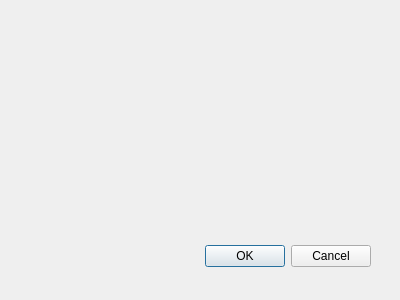
Before: the Qt Designer form mapclientplugins/generatesdsstep/qt/addsubjectdialog.ui in mapclient-plugins/mapclientplugins.generatesds, drawn with Qt 5.
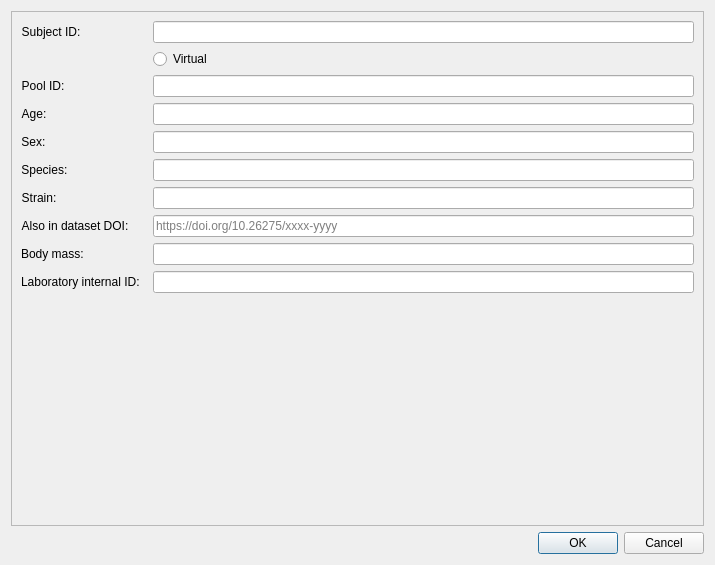
After: the same form once the commit is applied.

Commit message: Successfully add and remove subjects through the inteface.

```diff
--- a/mapclientplugins/generatesdsstep/qt/addsubjectdialog.ui
+++ b/mapclientplugins/generatesdsstep/qt/addsubjectdialog.ui
@@ -6,29 +6,166 @@
    <rect>
     <x>0</x>
     <y>0</y>
-    <width>400</width>
-    <height>300</height>
+    <width>715</width>
+    <height>565</height>
    </rect>
   </property>
   <property name="windowTitle">
    <string>Add Subject</string>
   </property>
-  <widget class="QDialogButtonBox" name="buttonBox">
-   <property name="geometry">
-    <rect>
-     <x>30</x>
-     <y>240</y>
-     <width>341</width>
-     <height>32</height>
-    </rect>
-   </property>
-   <property name="orientation">
-    <enum>Qt::Orientation::Horizontal</enum>
-   </property>
-   <property name="standardButtons">
-    <set>QDialogButtonBox::StandardButton::Cancel|QDialogButtonBox::StandardButton::Ok</set>
-   </property>
-  </widget>
+  <layout class="QVBoxLayout" name="verticalLayout">
+   <item>
+    <widget class="QScrollArea" name="scrollArea">
+     <property name="widgetResizable">
+      <bool>true</bool>
+     </property>
+     <widget class="QWidget" name="scrollAreaWidgetContents">
+      <property name="geometry">
+       <rect>
+        <x>0</x>
+        <y>0</y>
+        <width>689</width>
+        <height>499</height>
+       </rect>
+      </property>
+      <layout class="QFormLayout" name="formLayout">
+       <item row="1" column="1">
+        <widget class="QLineEdit" name="lineEdit_subject_id"/>
+       </item>
+       <item row="3" column="1">
+        <widget class="QLineEdit" name="lineEdit_pool_id"/>
+       </item>
+       <item row="5" column="1">
+        <widget class="QLineEdit" name="lineEdit_age"/>
+       </item>
+       <item row="7" column="1">
+        <widget class="QLineEdit" name="lineEdit_sex"/>
+       </item>
+       <item row="9" column="1">
+        <widget class="QLineEdit" name="lineEdit_species"/>
+       </item>
+       <item row="11" column="1">
+        <widget class="QLineEdit" name="lineEdit_strain"/>
+       </item>
+       <item row="16" column="1">
+        <widget class="QLineEdit" name="lineEdit_body_mass"/>
+       </item>
+       <item row="18" column="1">
+        <widget class="QLineEdit" name="lineEdit_laboratory_internal_id"/>
+       </item>
+       <item row="1" column="0">
+        <widget class="QLabel" name="label_subject_id">
+         <property name="text">
+          <string>Subject ID:  </string>
+         </property>
+         <property name="alignment">
+          <set>Qt::AlignmentFlag::AlignRight|Qt::AlignmentFlag::AlignTrailing|Qt::AlignmentFlag::AlignVCenter</set>
+         </property>
+        </widget>
+       </item>
+       <item row="12" column="1">
+        <widget class="QLineEdit" name="lineEdit_also_in_dataset_doi">
+         <property name="placeholderText">
+          <string>https://doi.org/10.26275/xxxx-yyyy</string>
+         </property>
+        </widget>
+       </item>
+       <item row="12" column="0">
+        <widget class="QLabel" name="label_also_in_dataset_doi">
+         <property name="text">
+          <string>Also in dataset DOI:  </string>
+         </property>
+         <property name="alignment">
+          <set>Qt::AlignmentFlag::AlignRight|Qt::AlignmentFlag::AlignTrailing|Qt::AlignmentFlag::AlignVCenter</set>
+         </property>
+        </widget>
+       </item>
+       <item row="11" column="0">
+        <widget class="QLabel" name="label_strain">
+         <property name="text">
+          <string>Strain:  </string>
+         </property>
+         <property name="alignment">
+          <set>Qt::AlignmentFlag::AlignRight|Qt::AlignmentFlag::AlignTrailing|Qt::AlignmentFlag::AlignVCenter</set>
+         </property>
+        </widget>
+       </item>
+       <item row="9" column="0">
+        <widget class="QLabel" name="label_species">
+         <property name="text">
+          <string>Species:  </string>
+         </property>
+         <property name="alignment">
+          <set>Qt::AlignmentFlag::AlignRight|Qt::AlignmentFlag::AlignTrailing|Qt::AlignmentFlag::AlignVCenter</set>
+         </property>
+        </widget>
+       </item>
+       <item row="7" column="0">
+        <widget class="QLabel" name="label_sex">
+         <property name="text">
+          <string>Sex:  </string>
+         </property>
+         <property name="alignment">
+          <set>Qt::AlignmentFlag::AlignRight|Qt::AlignmentFlag::AlignTrailing|Qt::AlignmentFlag::AlignVCenter</set>
+         </property>
+        </widget>
+       </item>
+       <item row="5" column="0">
+        <widget class="QLabel" name="label_age">
+         <property name="text">
+          <string>Age:  </string>
+         </property>
+         <property name="alignment">
+          <set>Qt::AlignmentFlag::AlignRight|Qt::AlignmentFlag::AlignTrailing|Qt::AlignmentFlag::AlignVCenter</set>
+         </property>
+        </widget>
+       </item>
+       <item row="3" column="0">
+        <widget class="QLabel" name="label_pool_id">
+         <property name="text">
+          <string>Pool ID:  </string>
+         </property>
+         <property name="alignment">
+          <set>Qt::AlignmentFlag::AlignRight|Qt::AlignmentFlag::AlignTrailing|Qt::AlignmentFlag::AlignVCenter</set>
+         </property>
+        </widget>
+       </item>
+       <item row="16" column="0">
+        <widget class="QLabel" name="label_body_mass">
+         <property name="text">
+          <string>Body mass:  </string>
+         </property>
+        </widget>
+       </item>
+       <item row="18" column="0">
+        <widget class="QLabel" name="label_laboratory_internal_id">
+         <property name="text">
+          <string>Laboratory internal ID:  </string>
+         </property>
+        </widget>
+       </item>
+       <item row="2" column="1">
+        <widget class="QRadioButton" name="radioButton_virtual">
+         <property name="text">
+          <string>Virtual</string>
+         </property>
+        </widget>
+       </item>
+      </layout>
+     </widget>
+    </widget>
+   </item>
+   <item>
+    <widget class="QDialogButtonBox" name="buttonBox">
+     <property name="orientation">
+      <enum>Qt::Orientation::Horizontal</enum>
+     </property>
+     <property name="standardButtons">
+      <set>QDialogButtonBox::StandardButton::Cancel|QDialogButtonBox::StandardButton::Ok</set>
+     </property>
+    </widget>
+   </item>
+  </layout>
  </widget>
  <resources/>
  <connections>
```
The commit also changes 6 other files.
